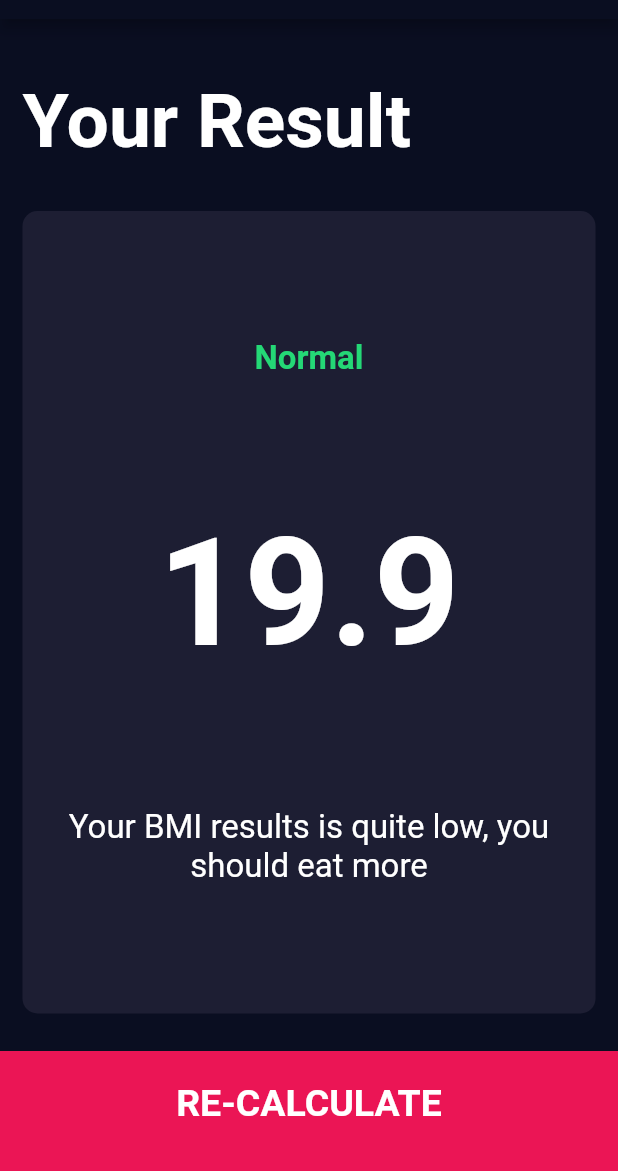
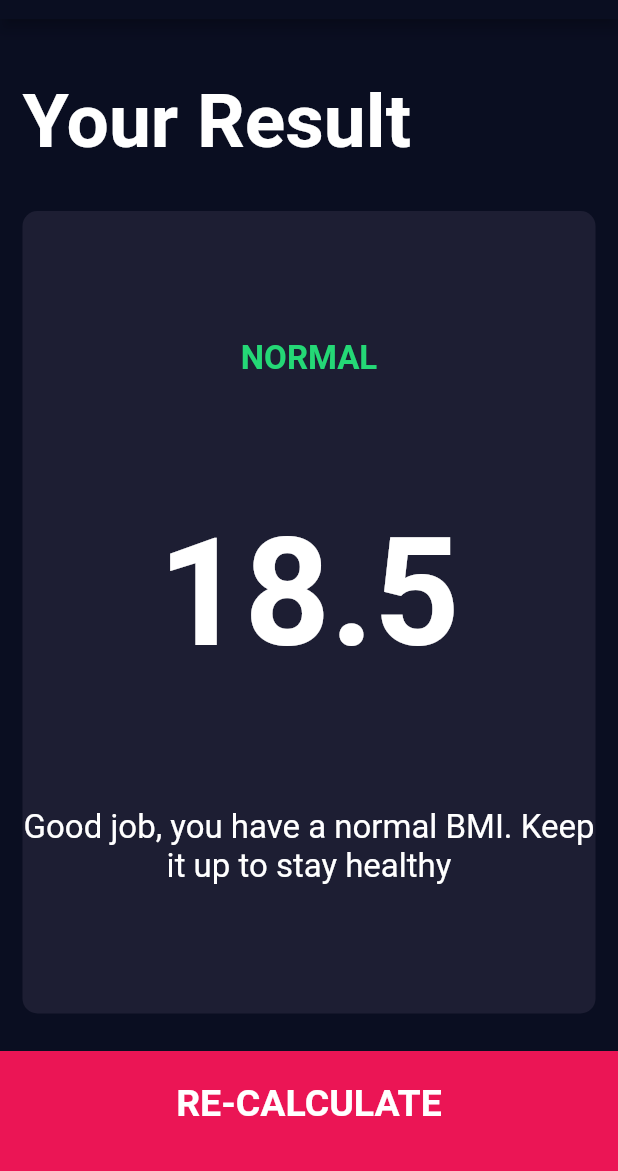
Before and after one commit to itsmordecai/bmi-calculator, a Flutter app: the screen it shows after launch, after a tap on "CALCULATE", on a phone screen of 412 x 824 dp, the part 65-1236 px from its top. Run offline on Flutter 3.47's test engine with Material 2 defaults, Android fonts, the phone set to English and light mode, and no system bars; our stand-ins replace font_awesome_flutter.

Commit message:
update: add functionality

```diff
--- a/lib/calculator_functions.dart
+++ b/lib/calculator_functions.dart
@@ -0,0 +1,36 @@
+import 'dart:math';
+
+class CalculatorFunctions {
+  CalculatorFunctions({this.height, this.weight});
+
+  final int height;
+  final int weight;
+
+  double _bmi;
+
+  String calculateBMI() {
+    _bmi = weight / pow(height / 100, 2);
+    return _bmi
+        .toStringAsFixed(1); //converts bmi to string with 1 decimal place
+  }
+
+  String getResult() {
+    if (_bmi >= 25) {
+      return 'Overweight';
+    } else if (_bmi > 18.5) {
+      return 'Normal';
+    } else {
+      return 'Underweight';
+    }
+  }
+
+  String getInterpretation() {
+    if (_bmi >= 25) {
+      return 'You have a higher than normal BMI. Try doing some exercise and drinking more water';
+    } else if (_bmi > 18.5) {
+      return 'Good job, you have a normal BMI. Keep it up to stay healthy';
+    } else {
+      return 'Oh no, you have a lower than normal BMI. You are free to eat more';
+    }
+  }
+}
--- a/lib/screens/input_page.dart
+++ b/lib/screens/input_page.dart
@@ -6,6 +6,7 @@ import '../constants.dart';
 import '../components/round_icon_button.dart';
 import 'results_page.dart';
 import '../components/bottom_button.dart';
+import 'package:bmi_calculator/calculator_functions.dart';
 
 enum Gender {
   male,
@@ -219,10 +220,17 @@ class _InputPageState extends State<InputPage> {
           BottomButton(
             buttonTitle: 'CALCULATE',
             onTap: () {
+              CalculatorFunctions calc =
+                  CalculatorFunctions(height: height, weight: weight);
+
               Navigator.push(
                 context,
                 MaterialPageRoute(
-                  builder: (context) => ResultsPage(),
+                  builder: (context) => ResultsPage(
+                    bmiResult: calc.calculateBMI(),
+                    resultText: calc.getResult(),
+                    interpretation: calc.getInterpretation(),
+                  ),
                 ),
               );
             },
--- a/lib/screens/results_page.dart
+++ b/lib/screens/results_page.dart
@@ -4,6 +4,15 @@ import 'package:flutter/material.dart';
 import 'package:bmi_calculator/constants.dart';
 
 class ResultsPage extends StatelessWidget {
+  ResultsPage(
+      {@required this.interpretation,
+      @required this.bmiResult,
+      @required this.resultText});
+
+  final String bmiResult;
+  final String resultText;
+  final String interpretation;
+
   @override
   Widget build(BuildContext context) {
     return Scaffold(
@@ -33,15 +42,15 @@ class ResultsPage extends StatelessWidget {
                 crossAxisAlignment: CrossAxisAlignment.center,
                 children: [
                   Text(
-                    'Normal',
+                    resultText.toUpperCase(),
                     style: kResultsTextStyle,
                   ),
                   Text(
-                    '19.9',
+                    bmiResult,
                     style: kBMITextStyle,
                   ),
                   Text(
-                    'Your BMI results is quite low, you should eat more',
+                    interpretation,
                     textAlign: TextAlign.center,
                     style: kBodyTextStyle,
                   ),
```
